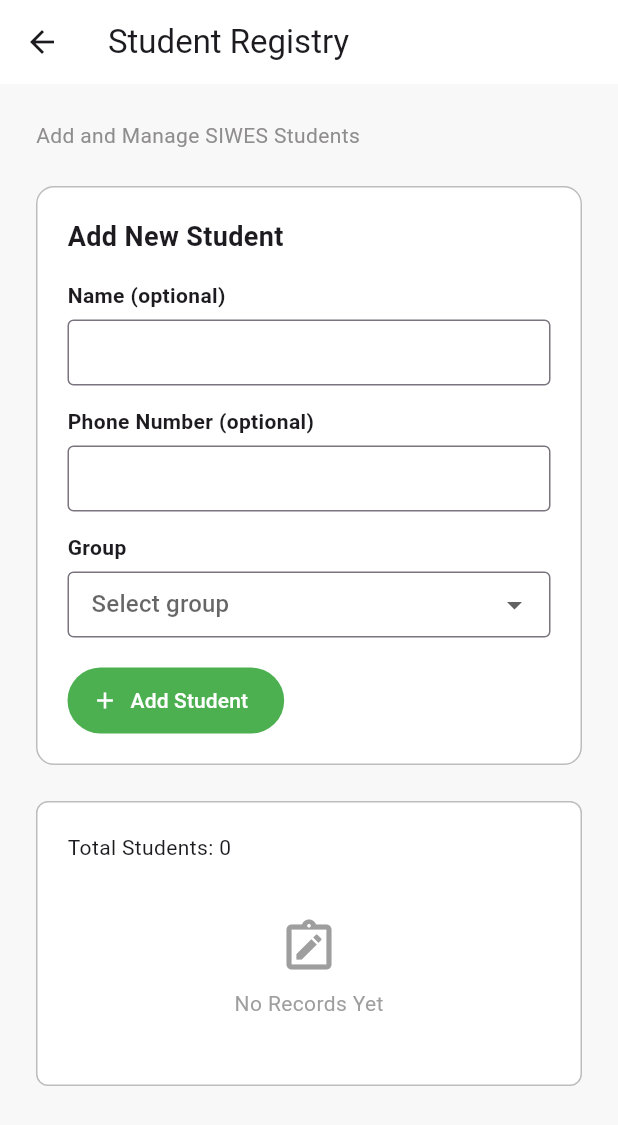
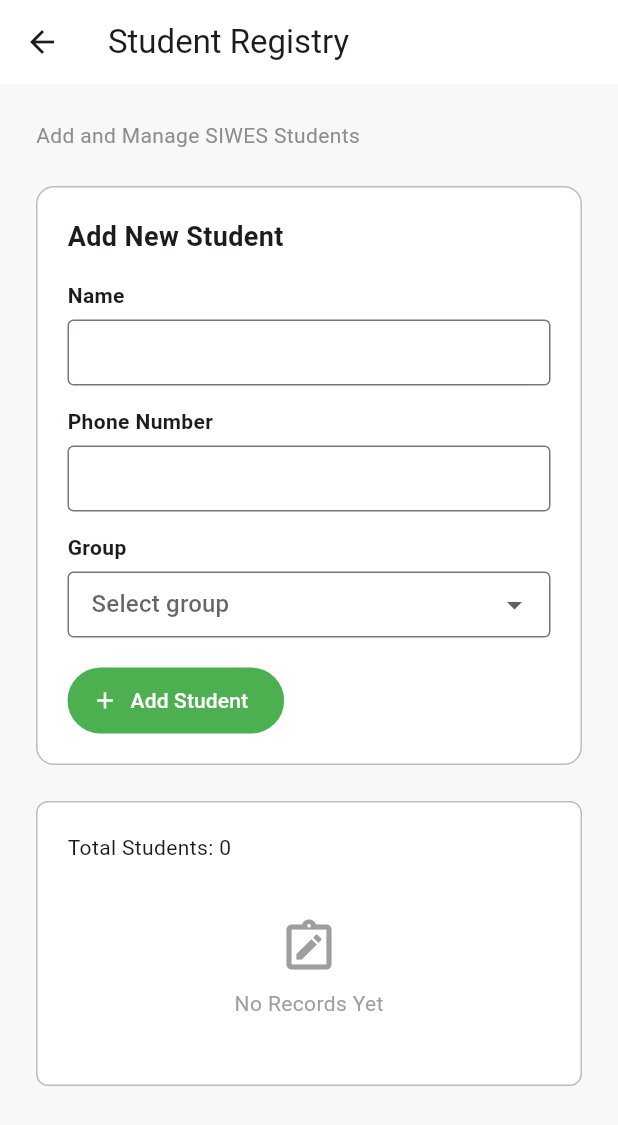
Before and after one commit to Ukashcode/Automatic-posting-System, a Flutter app: the screen it shows after launch, after a tap on the "menu" icon, after a tap on "Record", on a phone screen of 412 x 824 dp. Shown: the top 1125 px of the screen. Run offline on Flutter 3.47's test engine with Material 3 defaults, Android fonts, the phone set to English and light mode, and no system bars; our stand-ins replace drift, drift_flutter, pdf, printing; missing offline and left inert: dart:html; accounts and stored records are empty; generated files the repository leaves out were written again.

Commit message:
Remove optional wording from student field labels

```diff
--- a/lib/pages/record_page.dart
+++ b/lib/pages/record_page.dart
@@ -209,9 +209,9 @@ class _RecordState extends State<Record> {
                   spacing: 20,
                   runSpacing: 14,
                   children: [
-                    _field('Name (optional)', _nameController, width),
+                    _field('Name', _nameController, width),
                     _field(
-                      'Phone Number (optional)',
+                      'Phone Number',
                       _phoneController,
                       width,
                       keyboardType: TextInputType.phone,
```
